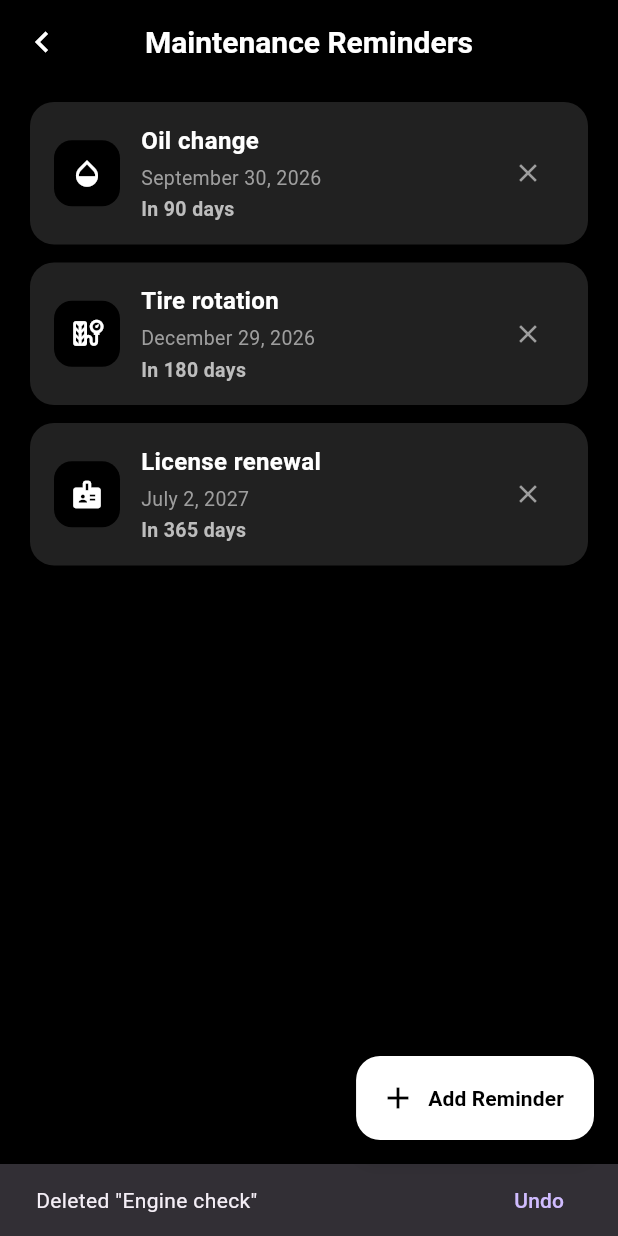
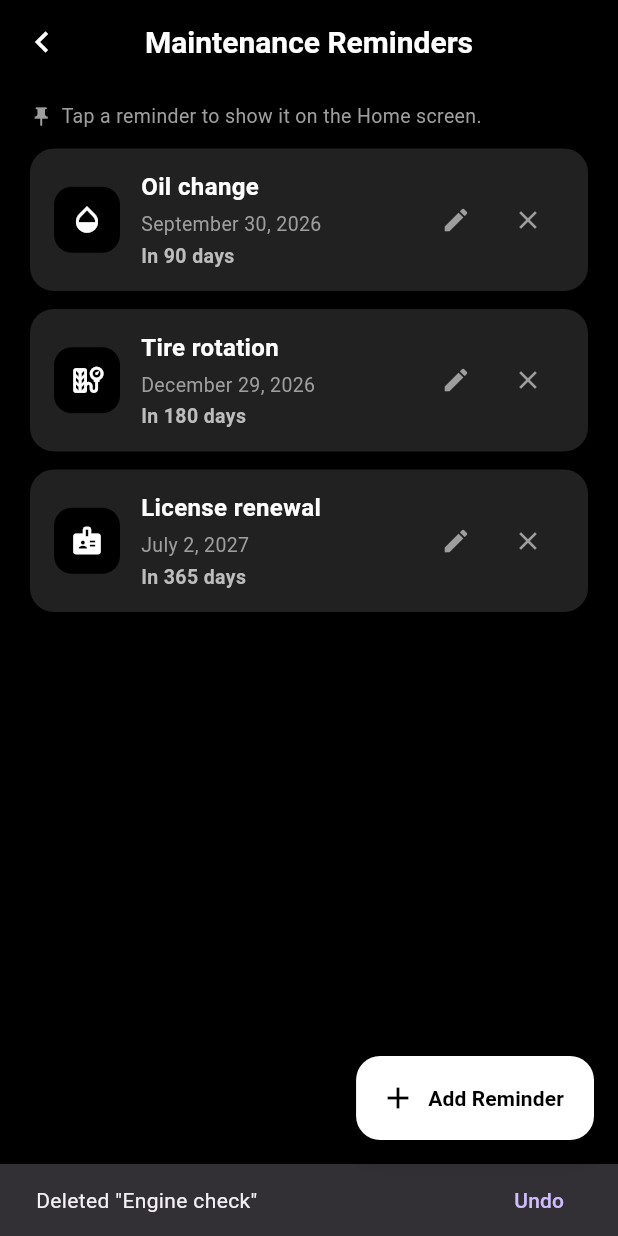
Before and after one commit to NayeraYasser1/amn_app_before_final, a Flutter app: the MaintenanceRemindersScreen screen opened directly, after a tap on the "close" icon, on a phone screen of 412 x 824 dp. Run offline on Flutter 3.47's test engine with Material 3 defaults, Android fonts, the phone set to English and light mode, and no system bars; our stand-ins replace cached_network_image, cloud_firestore, firebase_auth, firebase_core, firebase_storage, flutter_map and 8 more; accounts and stored records are empty; network calls fail.

Commit message:
Maintenance: 10 preset types with icons, tap-to-pin reminder onto Home
Add Reminder dialog now offers the 10 maintenance-by-vehicle-system
categories as icon chips (engine, brake, tyre and wheel, battery and
electrical, transmission, steering and suspension, cooling, AC, body and
exterior, interior); typing a custom title still works. Each reminder gets
its type icon, keyword-matched so typed titles work too. Tapping a
reminder pins it (amber border and pin badge; tap again to unpin) and the
Home alert card now shows the pinned reminder with its own icon, falling
back to the engine or nearest reminder when nothing is pinned. Editing
moved to a pencil button and preserves the pin. Verified live on tablet.

Co-Authored-By: Claude Fable 5 <noreply@anthropic.com>

```diff
--- a/lib/screens/maintenance_reminders_screen.dart
+++ b/lib/screens/maintenance_reminders_screen.dart
@@ -75,16 +75,57 @@ class _MaintenanceRemindersScreenState
                   fontWeight: FontWeight.bold,
                 ),
               ),
-              content: Column(
+              content: SizedBox(
+                width: 520,
+                child: SingleChildScrollView(
+                  child: Column(
                     mainAxisSize: MainAxisSize.min,
+                    crossAxisAlignment: CrossAxisAlignment.start,
                     children: [
+                      Text(
+                        'Choose a maintenance type',
+                        style: TextStyle(color: Colors.grey[400], fontSize: 13),
+                      ),
+                      const SizedBox(height: 10),
+                      Wrap(
+                        spacing: 8,
+                        runSpacing: 8,
+                        children: MaintenanceRemindersService.presetTitles.map((
+                          preset,
+                        ) {
+                          final selected = titleController.text == preset;
+                          return ChoiceChip(
+                            selected: selected,
+                            onSelected: (_) => setDialogState(() {
+                              titleController.text = preset;
+                            }),
+                            avatar: Icon(
+                              MaintenanceRemindersService.iconFor(preset),
+                              size: 18,
+                              color: selected ? Colors.black : Colors.white,
+                            ),
+                            label: Text(
+                              preset.replaceAll(' maintenance', ''),
+                            ),
+                            labelStyle: TextStyle(
+                              color: selected ? Colors.black : Colors.white,
+                              fontSize: 13,
+                            ),
+                            backgroundColor: Colors.black,
+                            selectedColor: Colors.white,
+                            checkmarkColor: Colors.black,
+                            side: BorderSide(color: Colors.grey[700]!),
+                          );
+                        }).toList(),
+                      ),
+                      const SizedBox(height: 16),
                       TextField(
                         controller: titleController,
-                    autofocus: !editing,
                         textCapitalization: TextCapitalization.sentences,
                         style: const TextStyle(color: Colors.white),
+                        onChanged: (_) => setDialogState(() {}),
                         decoration: InputDecoration(
-                      hintText: 'e.g. Oil change',
+                          hintText: 'Or type your own, e.g. Oil change',
                           hintStyle: TextStyle(color: Colors.grey[600]),
                           enabledBorder: UnderlineInputBorder(
                             borderSide: BorderSide(color: Colors.grey[700]!),
@@ -155,6 +196,8 @@ class _MaintenanceRemindersScreenState
                       ),
                     ],
                   ),
+                ),
+              ),
               actions: [
                 TextButton(
                   onPressed: () => Navigator.pop(dialogContext, false),
@@ -187,6 +230,7 @@ class _MaintenanceRemindersScreenState
     final entry = {
       'title': titleController.text.trim(),
       'due': due.toIso8601String(),
+      if (editing && _items[index]['pinned'] == true) 'pinned': true,
     };
     if (editing) {
       _items[index] = entry;
@@ -194,6 +238,30 @@ class _MaintenanceRemindersScreenState
       _items.add(entry);
     }
     await _persist();
+  }
+
+  /// Tap-to-pin: the pinned reminder is the one featured on the Home screen
+  /// alert card. Tapping the pinned one again unpins it (Home falls back to
+  /// the engine / nearest reminder).
+  Future<void> _pin(int index) async {
+    final wasPinned = _items[index]['pinned'] == true;
+    final title = (_items[index]['title'] ?? '').toString();
+    for (final item in _items) {
+      item.remove('pinned');
+    }
+    if (!wasPinned) _items[index]['pinned'] = true;
+    await _persist();
+    if (!mounted) return;
+    ScaffoldMessenger.of(context).hideCurrentSnackBar();
+    ScaffoldMessenger.of(context).showSnackBar(
+      SnackBar(
+        content: Text(
+          wasPinned
+              ? '"$title" removed from Home screen'
+              : '"$title" will be shown on the Home screen',
+        ),
+      ),
+    );
   }
 
   Future<void> _delete(int index) async {
@@ -236,16 +304,6 @@ class _MaintenanceRemindersScreenState
     if (days < 0) return Colors.redAccent;
     if (days <= 7) return Colors.amber;
     return Colors.grey[400]!;
-  }
-
-  IconData _iconFor(String title) {
-    final t = title.toLowerCase();
-    if (t.contains('oil')) return Icons.opacity;
-    if (t.contains('tire') || t.contains('tyre')) return Icons.tire_repair;
-    if (t.contains('license') || t.contains('licence')) return Icons.badge;
-    if (t.contains('battery')) return Icons.battery_charging_full;
-    if (t.contains('brake')) return Icons.do_not_disturb_on;
-    return Icons.build;
   }
 
   @override
@@ -304,7 +362,28 @@ class _MaintenanceRemindersScreenState
                   ],
                 ),
               )
-            : ListView.separated(
+            : Column(
+                children: [
+                  Padding(
+                    padding: const EdgeInsets.fromLTRB(20, 12, 20, 0),
+                    child: Row(
+                      children: [
+                        Icon(Icons.push_pin, color: Colors.grey[500], size: 15),
+                        const SizedBox(width: 6),
+                        Expanded(
+                          child: Text(
+                            'Tap a reminder to show it on the Home screen.',
+                            style: TextStyle(
+                              color: Colors.grey[500],
+                              fontSize: 13,
+                            ),
+                          ),
+                        ),
+                      ],
+                    ),
+                  ),
+                  Expanded(
+                    child: ListView.separated(
                       padding: const EdgeInsets.fromLTRB(20, 12, 20, 96),
                       itemCount: _items.length,
                       separatorBuilder: (_, _) => const SizedBox(height: 12),
@@ -312,12 +391,23 @@ class _MaintenanceRemindersScreenState
                         final item = _items[index];
                         final title = (item['title'] ?? '').toString();
                         final due = MaintenanceRemindersService.dueOf(item);
-                  final days = MaintenanceRemindersService.daysUntil(due);
+                        final days = MaintenanceRemindersService.daysUntil(
+                          due,
+                        );
+                        final pinned = item['pinned'] == true;
                         return Material(
                           color: Colors.grey[900],
+                          shape: RoundedRectangleBorder(
                             borderRadius: BorderRadius.circular(16),
+                            side: pinned
+                                ? const BorderSide(
+                                    color: Colors.amber,
+                                    width: 1.3,
+                                  )
+                                : BorderSide.none,
+                          ),
                           child: InkWell(
-                      onTap: () => _addOrEdit(index: index),
+                            onTap: () => _pin(index),
                             borderRadius: BorderRadius.circular(16),
                             child: Padding(
                               padding: const EdgeInsets.symmetric(
@@ -334,7 +424,9 @@ class _MaintenanceRemindersScreenState
                                       borderRadius: BorderRadius.circular(12),
                                     ),
                                     child: Icon(
-                                _iconFor(title),
+                                      MaintenanceRemindersService.iconFor(
+                                        title,
+                                      ),
                                       color: Colors.white,
                                       size: 22,
                                     ),
@@ -342,15 +434,30 @@ class _MaintenanceRemindersScreenState
                                   const SizedBox(width: 14),
                                   Expanded(
                                     child: Column(
-                                crossAxisAlignment: CrossAxisAlignment.start,
+                                      crossAxisAlignment:
+                                          CrossAxisAlignment.start,
                                       children: [
-                                  Text(
+                                        Row(
+                                          children: [
+                                            Flexible(
+                                              child: Text(
                                                 title,
                                                 style: const TextStyle(
                                                   color: Colors.white,
                                                   fontSize: 16,
                                                   fontWeight: FontWeight.w600,
                                                 ),
+                                              ),
+                                            ),
+                                            if (pinned) ...[
+                                              const SizedBox(width: 6),
+                                              const Icon(
+                                                Icons.push_pin,
+                                                color: Colors.amber,
+                                                size: 15,
+                                              ),
+                                            ],
+                                          ],
                                         ),
                                         const SizedBox(height: 4),
                                         Text(
@@ -362,9 +469,8 @@ class _MaintenanceRemindersScreenState
                                         ),
                                         const SizedBox(height: 2),
                                         Text(
-                                    MaintenanceRemindersService.daysLeftLabel(
-                                      days,
-                                    ),
+                                          MaintenanceRemindersService
+                                              .daysLeftLabel(days),
                                           style: TextStyle(
                                             color: _relativeColor(days),
                                             fontSize: 13,
@@ -373,6 +479,16 @@ class _MaintenanceRemindersScreenState
                                         ),
                                       ],
                                     ),
+                                  ),
+                                  IconButton(
+                                    onPressed: () =>
+                                        _addOrEdit(index: index),
+                                    icon: Icon(
+                                      Icons.edit,
+                                      color: Colors.grey[500],
+                                      size: 20,
+                                    ),
+                                    tooltip: 'Edit',
                                   ),
                                   IconButton(
                                     onPressed: () => _delete(index),
@@ -391,6 +507,9 @@ class _MaintenanceRemindersScreenState
                       },
                     ),
                   ),
+                ],
+              ),
+      ),
     );
   }
 }
--- a/lib/services/maintenance_reminders_service.dart
+++ b/lib/services/maintenance_reminders_service.dart
@@ -1,12 +1,15 @@
 import 'dart:convert';
 
+import 'package:flutter/material.dart';
 import 'package:shared_preferences/shared_preferences.dart';
 
-/// Local maintenance reminders shared by the voice assistant and the
-/// Maintenance Reminders screen.
+/// Local maintenance reminders shared by the voice assistant, the
+/// Maintenance Reminders screen and the Home alert card.
 ///
 /// Stored under [prefsKey] as a JSON list of
-/// `{"title": String, "due": ISO-8601 String}`.
+/// `{"title": String, "due": ISO-8601 String, "pinned": bool?}`.
+/// At most one item is pinned; the pinned item is the one featured on the
+/// Home screen alert card.
 class MaintenanceRemindersService {
   static const String prefsKey = 'maintenance_reminders_json';
 
@@ -73,4 +76,74 @@ class MaintenanceRemindersService {
     if (days == 1) return 'Due tomorrow';
     return 'In $days days';
   }
+
+  /// The 10 standard maintenance-by-vehicle-system categories offered when
+  /// adding a reminder (typing a custom title is still allowed).
+  static const List<String> presetTitles = [
+    'Engine maintenance',
+    'Brake maintenance',
+    'Tyre and wheel maintenance',
+    'Battery and electrical maintenance',
+    'Transmission maintenance',
+    'Steering and suspension maintenance',
+    'Cooling-system maintenance',
+    'Air-conditioning maintenance',
+    'Body and exterior maintenance',
+    'Interior maintenance',
+  ];
+
+  /// Icon for a reminder title. Keyword-matched so typed titles get the
+  /// right icon too. Air-conditioning must be checked before cooling.
+  static IconData iconFor(String title) {
+    final t = title.toLowerCase();
+    if (t.contains('air') && t.contains('condition')) return Icons.ac_unit;
+    if (t.contains('engine')) return Icons.car_repair;
+    if (t.contains('brake')) return Icons.do_not_disturb_on;
+    if (t.contains('tyre') || t.contains('tire') || t.contains('wheel')) {
+      return Icons.tire_repair;
+    }
+    if (t.contains('battery') || t.contains('electric')) {
+      return Icons.battery_charging_full;
+    }
+    if (t.contains('transmission') ||
+        t.contains('clutch') ||
+        t.contains('gearbox')) {
+      return Icons.settings;
+    }
+    if (t.contains('steering') || t.contains('suspension')) {
+      return Icons.compress;
+    }
+    if (t.contains('cooling') ||
+        t.contains('coolant') ||
+        t.contains('radiator')) {
+      return Icons.thermostat;
+    }
+    if (t.contains('body') ||
+        t.contains('exterior') ||
+        t.contains('wash') ||
+        t.contains('polish')) {
+      return Icons.local_car_wash;
+    }
+    if (t.contains('interior') || t.contains('seat')) return Icons.event_seat;
+    if (t.contains('oil')) return Icons.opacity;
+    if (t.contains('license') || t.contains('licence')) return Icons.badge;
+    return Icons.build;
+  }
+
+  /// The reminder featured on the Home alert card: the pinned one if any,
+  /// otherwise the engine reminder, otherwise the nearest due.
+  static Map<String, dynamic>? homeAlertItem(
+    List<Map<String, dynamic>> items,
+  ) {
+    if (items.isEmpty) return null;
+    final sorted = [...items]..sort((a, b) => dueOf(a).compareTo(dueOf(b)));
+    for (final item in sorted) {
+      if (item['pinned'] == true) return item;
+    }
+    return sorted.firstWhere(
+      (item) =>
+          (item['title'] ?? '').toString().toLowerCase().contains('engine'),
+      orElse: () => sorted.first,
+    );
+  }
 }
```
Also changed, not shown: lib/screens/home_page.dart (+10 -15 lines). Lines whose indentation alone changed are shown as unchanged.
